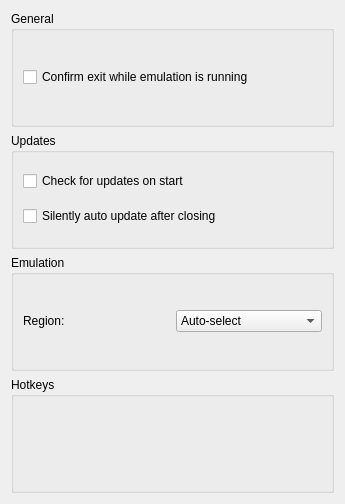
Above: src/citra_qt/configuration/configure_general.ui from taken2009/citra before the change. Below: the same form after it.
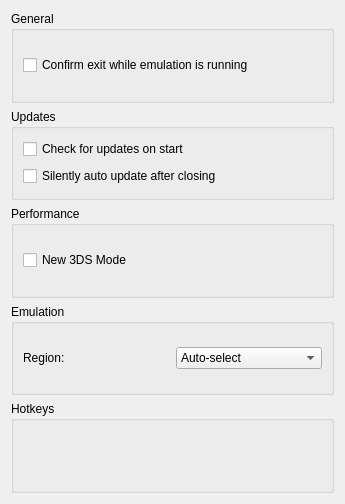
That is the form after the change. Custom widgets are drawn as their Qt base class.

Commit message: New3ds mode switching (from Jhon 591's Fire _ Emblem _ Warriors fix)

The edit to the form file:
```diff
--- a/src/citra_qt/configuration/configure_general.ui
+++ b/src/citra_qt/configuration/configure_general.ui
@@ -63,6 +63,26 @@
        </layout>
       </widget>
      </item>
+     <item>
+      <widget class="QGroupBox" name="groupBox_2">
+       <property name="title">
+        <string>Performance</string>
+       </property>
+       <layout class="QHBoxLayout" name="horizontalLayout_7">
+        <item>
+         <layout class="QVBoxLayout" name="verticalLayout_5">
+          <item>
+           <widget class="QCheckBox" name="toggle_is_new_3ds">
+            <property name="text">
+             <string>New 3DS Mode</string>
+            </property>
+           </widget>
+          </item>
+         </layout>
+        </item>
+       </layout>
+      </widget>
+     </item>
      <item>
       <widget class="QGroupBox" name="groupBox_4">
        <property name="title">
```
The commit also changes 4 other files.
